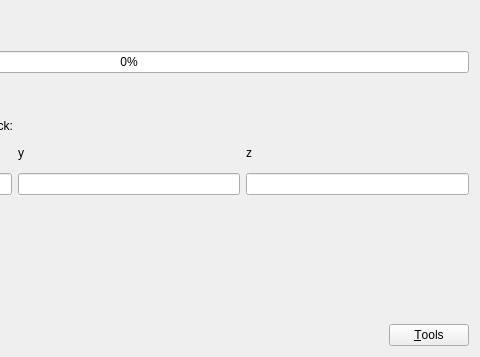
This is src/blockreaderui.ui in DreamHelium/dhlrc as Qt 5 draws it before an edit; both pictures show x 222 to 702 and y 0 to 357 of the 702 by 357 pixel window. The edited form follows.
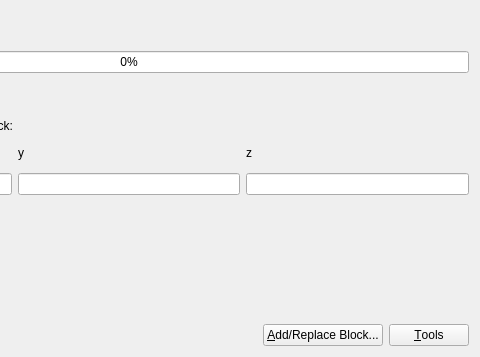
This is the edited form.

Commit message:
Add block chooser, slice rendering and region box
Frontends can now replace or add a block through a chooser built
from the version's blockstates (dhlrc_core_block_*), and the 3D
view can draw a single Y range with an optional box around it.
The MSYS2 workflow now builds on tags and manual runs only.

```diff
--- a/src/blockreaderui.ui
+++ b/src/blockreaderui.ui
@@ -147,6 +147,13 @@
          </property>
         </spacer>
        </item>
+       <item>
+        <widget class="QPushButton" name="addBlockBtn">
+         <property name="text">
+          <string>&amp;Add/Replace Block...</string>
+         </property>
+        </widget>
+       </item>
        <item>
         <widget class="QPushButton" name="toolsBtn">
          <property name="text">
```
The commit also changes 42 other files.
